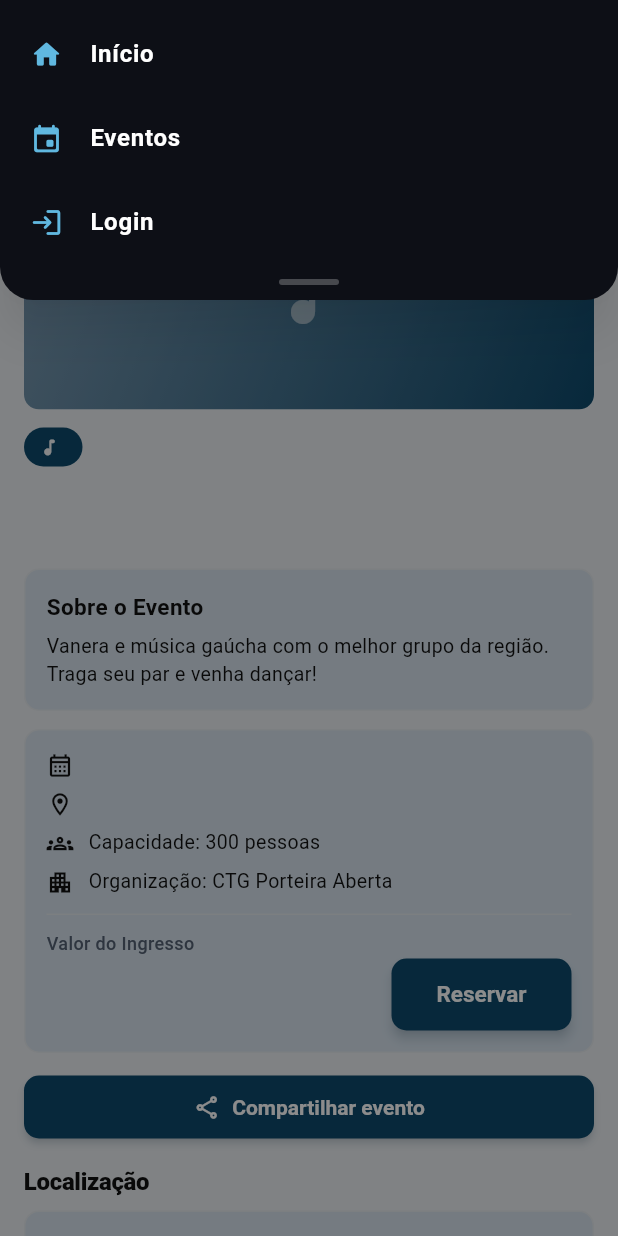
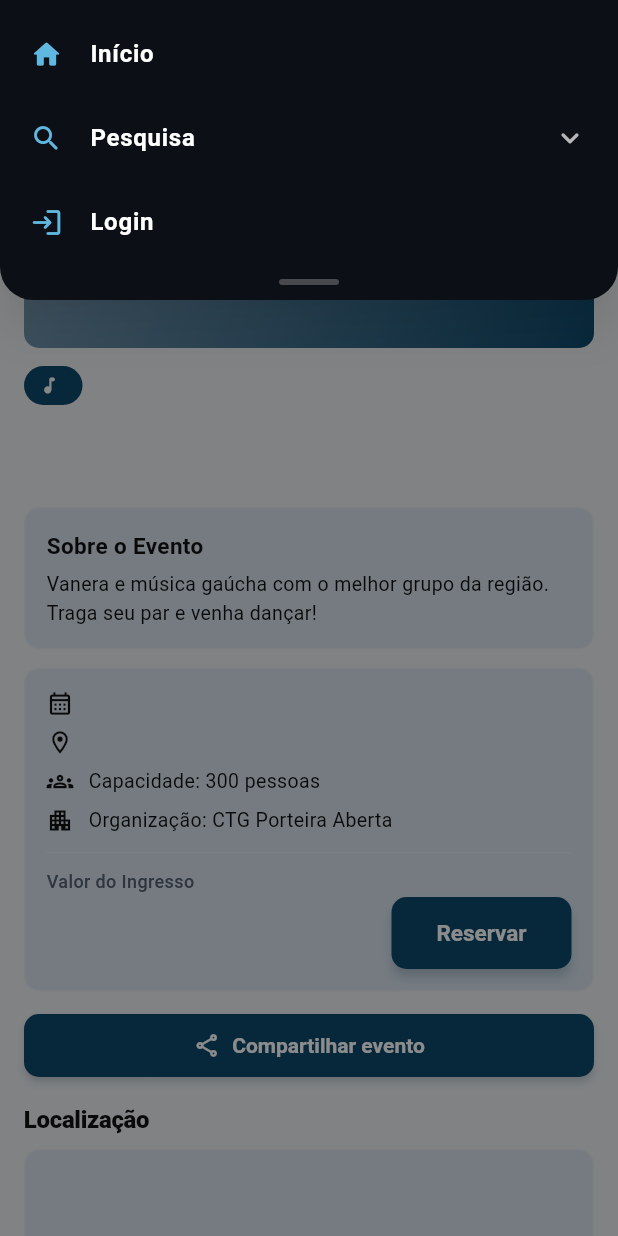
Before and after one commit to JoaoPilger/BaileSul, a Flutter app: the PaginaEvento screen opened directly with empty values, after a tap on the "menu" icon, on a phone screen of 412 x 824 dp. Run offline on Flutter 3.47's test engine with Material 3 defaults, Android fonts, the phone set to English and light mode, and no system bars; our stand-ins replace flutter_map, image_picker, latlong2, shared_preferences; accounts and stored records are empty; network calls fail.

Commit message:
menu ajustado, botoes voltar retirados...

```diff
--- a/mobile/lib/main.dart
+++ b/mobile/lib/main.dart
@@ -9,6 +9,8 @@ import 'paginas/meusEventos_bandas.dart';
 import 'paginas/meusEventos_comunidade.dart';
 import 'paginas/meus_ingressos.dart';
 import 'paginas/pagina_evento.dart';
+import 'paginas/pesquisa_padrao_bandas.dart';
+import 'paginas/pesquisa_padrao_comunidade.dart';
 import 'paginas/pesquisa_padrao_eventos.dart';
 import 'models/tipo_conta.dart';
 import 'navigation/app_navigator.dart';
@@ -39,6 +41,8 @@ class MyApp extends StatelessWidget {
       home: const HomePage(),
       routes: {
         '/pesquisa-eventos': (_) => const PesquisaPadraoEventos(),
+        '/pesquisa-comunidades': (_) => const PesquisaPadraoComunidade(),
+        '/pesquisa-bandas': (_) => const PesquisaPadraoBandas(),
         '/pesquisa-padrao': (_) => const PesquisaPadraoEventos(),
         '/calendario': (_) => const CalendarioPage(),
         '/login': (_) => const LoginScreen(),
--- a/mobile/lib/paginas/calendario.dart
+++ b/mobile/lib/paginas/calendario.dart
@@ -145,10 +145,7 @@ class _CalendarioPageState extends State<CalendarioPage> {
   void _showMenu() {
     MobileAppMenu.show(
       context,
-      entries: MobileAppMenu.entries(
-        context,
-        incluirInicio: true,
-      ),
+      entries: MobileAppMenu.entries(context),
     );
   }
 
--- a/mobile/lib/paginas/pagina_evento.dart
+++ b/mobile/lib/paginas/pagina_evento.dart
@@ -42,7 +42,7 @@ class _PaginaEventoState extends State<PaginaEvento> {
   void _abrirMenu() {
     MobileAppMenu.show(
       context,
-      entries: MobileAppMenu.entries(context, incluirInicio: true),
+      entries: MobileAppMenu.entries(context),
     );
   }
 
@@ -110,8 +110,6 @@ class _EventoConteudo extends StatelessWidget {
     return Column(
       crossAxisAlignment: CrossAxisAlignment.start,
       children: [
-        _BotaoVoltar(onPressed: () => Navigator.maybePop(context)),
-        const SizedBox(height: 12),
         _ImagemEvento(imageUrl: event.imageUrl),
         const SizedBox(height: 12),
         _ChipGenero(label: event.genre),
@@ -288,46 +286,6 @@ class _EventoConteudo extends StatelessWidget {
           ),
         ),
       ],
-    );
-  }
-}
-
-class _BotaoVoltar extends StatelessWidget {
-  const _BotaoVoltar({required this.onPressed});
-
-  final VoidCallback onPressed;
-
-  @override
-  Widget build(BuildContext context) {
-    return Material(
-      color: BaileSulColors.accent,
-      borderRadius: BorderRadius.circular(6),
-      child: InkWell(
-        onTap: onPressed,
-        borderRadius: BorderRadius.circular(6),
-        child: Padding(
-          padding: const EdgeInsets.symmetric(horizontal: 10, vertical: 6),
-          child: Row(
-            mainAxisSize: MainAxisSize.min,
-            children: [
-              Icon(
-                Icons.arrow_back_ios_new_rounded,
-                size: 12,
-                color: Colors.white.withValues(alpha: 0.95),
-              ),
-              const SizedBox(width: 4),
-              Text(
-                'Voltar',
-                style: TextStyle(
-                  color: Colors.white.withValues(alpha: 0.95),
-                  fontSize: 12,
-                  fontWeight: FontWeight.w600,
-                ),
-              ),
-            ],
-          ),
-        ),
-      ),
     );
   }
 }
--- a/mobile/lib/widgets/mobile_app_menu.dart
+++ b/mobile/lib/widgets/mobile_app_menu.dart
@@ -9,14 +9,15 @@ class MobileMenuEntry {
   const MobileMenuEntry({
     required this.icon,
     required this.label,
-    required this.onTap,
+    this.onTap,
+    this.children = const <MobileMenuEntry>[],
   });
 
   final IconData icon;
   final String label;
-  final VoidCallback onTap;
+  final VoidCallback? onTap;
+  final List<MobileMenuEntry> children;
 }
-
 
 abstract final class MobileAppMenu {
   static const bool _devForceShowComunidade = false;
@@ -24,12 +25,10 @@ abstract final class MobileAppMenu {
 
   static List<MobileMenuEntry> entries(
     BuildContext context, {
-    bool incluirInicio = false,
     VoidCallback? onEventos,
   }) {
     final List<MobileMenuEntry> itens = <MobileMenuEntry>[];
 
-    if (incluirInicio) {
     itens.add(
       MobileMenuEntry(
         icon: Icons.home_rounded,
@@ -38,13 +37,29 @@ abstract final class MobileAppMenu {
             Navigator.popUntil(context, (Route<dynamic> route) => route.isFirst),
       ),
     );
-    }
 
     itens.add(
       MobileMenuEntry(
+        icon: Icons.search_rounded,
+        label: 'Pesquisa',
+        children: <MobileMenuEntry>[
+          MobileMenuEntry(
             icon: Icons.event_rounded,
             label: 'Eventos',
-        onTap: onEventos ?? () => Navigator.pushNamed(context, '/pesquisa-eventos'),
+            onTap:
+                onEventos ?? () => Navigator.pushNamed(context, '/pesquisa-eventos'),
+          ),
+          MobileMenuEntry(
+            icon: Icons.groups_rounded,
+            label: 'Comunidades',
+            onTap: () => Navigator.pushNamed(context, '/pesquisa-comunidades'),
+          ),
+          MobileMenuEntry(
+            icon: Icons.music_note_rounded,
+            label: 'Banda',
+            onTap: () => Navigator.pushNamed(context, '/pesquisa-bandas'),
+          ),
+        ],
       ),
     );
 
@@ -61,11 +76,11 @@ abstract final class MobileAppMenu {
             onTap: () => Navigator.pushNamed(context, '/meus-ingressos'),
           ),
         );
-      } else if (tipo == TipoConta.banda) {
+      } else if (tipo == TipoConta.banda || _devForceShowBanda) {
         itens.add(
           MobileMenuEntry(
             icon: Icons.list_alt_rounded,
-            label: 'Meus Eventos — Banda',
+            label: 'Meus Eventos',
             onTap: () => Navigator.pushNamed(context, '/meus-eventos-bandas'),
           ),
         );
@@ -73,8 +88,15 @@ abstract final class MobileAppMenu {
         itens.add(
           MobileMenuEntry(
             icon: Icons.list_alt_rounded,
-            label: 'Meus Eventos — Comunidade (Teste)',
+            label: 'Meus Eventos',
             onTap: () => Navigator.pushNamed(context, '/meus-eventos-comunidade'),
+          ),
+        );
+        itens.add(
+          MobileMenuEntry(
+            icon: Icons.add_box_rounded,
+            label: 'Criar Eventos',
+            onTap: () => Navigator.pushNamed(context, '/criar-evento'),
           ),
         );
       }
@@ -84,14 +106,6 @@ abstract final class MobileAppMenu {
           icon: Icons.settings_outlined,
           label: 'Configurações',
           onTap: () => Navigator.pushNamed(context, '/configuracoes'),
-        ),
-      );
-
-      itens.add(
-        MobileMenuEntry(
-          icon: Icons.add_box_rounded,
-          label: 'Criar/Editar Evento',
-          onTap: () => Navigator.pushNamed(context, '/criar-evento'),
         ),
       );
 
@@ -117,7 +131,7 @@ abstract final class MobileAppMenu {
         itens.add(
           MobileMenuEntry(
             icon: Icons.list_alt_rounded,
-            label: 'Meus Eventos — Banda (Teste)',
+            label: 'Meus Eventos - Banda (Teste)',
             onTap: () => Navigator.pushNamed(context, '/meus-eventos-bandas'),
           ),
         );
@@ -127,7 +141,7 @@ abstract final class MobileAppMenu {
         itens.add(
           MobileMenuEntry(
             icon: Icons.list_alt_rounded,
-            label: 'Meus Eventos — Comunidade (Teste)',
+            label: 'Meus Eventos - Comunidade (Teste)',
             onTap: () => Navigator.pushNamed(context, '/meus-eventos-comunidade'),
           ),
         );
@@ -164,7 +178,10 @@ abstract final class MobileAppMenu {
       transitionDuration: const Duration(milliseconds: 220),
       pageBuilder: (BuildContext overlayContext, _, _) {
         final double largura = MediaQuery.sizeOf(overlayContext).width;
+        final Set<MobileMenuEntry> expandedEntries = <MobileMenuEntry>{};
 
+        return StatefulBuilder(
+          builder: (BuildContext context, StateSetter setState) {
             return Align(
               alignment: Alignment.topCenter,
               child: SizedBox(
@@ -184,15 +201,40 @@ abstract final class MobileAppMenu {
                       crossAxisAlignment: CrossAxisAlignment.stretch,
                       children: [
                         const SizedBox(height: 8),
-                  for (final MobileMenuEntry entry in entries)
+                        for (final MobileMenuEntry entry in entries) ...[
                           _MobileMenuTile(
                             icon: entry.icon,
                             label: entry.label,
+                            expanded: expandedEntries.contains(entry),
+                            hasChildren: entry.children.isNotEmpty,
+                            onTap: () {
+                              if (entry.children.isNotEmpty) {
+                                setState(() {
+                                  if (expandedEntries.contains(entry)) {
+                                    expandedEntries.remove(entry);
+                                  } else {
+                                    expandedEntries.add(entry);
+                                  }
+                                });
+                                return;
+                              }
+
+                              Navigator.of(overlayContext).pop();
+                              entry.onTap?.call();
+                            },
+                          ),
+                          if (expandedEntries.contains(entry))
+                            for (final MobileMenuEntry child in entry.children)
+                              _MobileMenuTile(
+                                icon: child.icon,
+                                label: child.label,
+                                isChild: true,
                                 onTap: () {
                                   Navigator.of(overlayContext).pop();
-                        entry.onTap();
+                                  child.onTap?.call();
                                 },
                               ),
+                        ],
                         const SizedBox(height: 10),
                         Center(
                           child: Container(
@@ -210,6 +252,8 @@ abstract final class MobileAppMenu {
                   ),
                 ),
               ),
+            );
+          },
         );
       },
       transitionBuilder: (
@@ -236,16 +280,26 @@ class _MobileMenuTile extends StatelessWidget {
     required this.icon,
     required this.label,
     required this.onTap,
+    this.expanded = false,
+    this.hasChildren = false,
+    this.isChild = false,
   });
 
   final IconData icon;
   final String label;
   final VoidCallback onTap;
+  final bool expanded;
+  final bool hasChildren;
+  final bool isChild;
 
   @override
   Widget build(BuildContext context) {
     return ListTile(
-      leading: Icon(icon, color: BaileSulColors.accentLight, size: 22),
+      leading: Icon(
+        icon,
+        color: BaileSulColors.accentLight,
+        size: isChild ? 20 : 22,
+      ),
       title: Text(
         label,
         style: const TextStyle(
@@ -254,10 +308,21 @@ class _MobileMenuTile extends StatelessWidget {
           fontSize: 16,
         ),
       ),
+      trailing: hasChildren
+          ? Icon(
+              expanded
+                  ? Icons.keyboard_arrow_up_rounded
+                  : Icons.keyboard_arrow_down_rounded,
+              color: Colors.white70,
+            )
+          : null,
       onTap: onTap,
       minLeadingWidth: 26,
       visualDensity: const VisualDensity(horizontal: -1, vertical: -1),
-      contentPadding: const EdgeInsets.symmetric(horizontal: 20, vertical: 2),
+      contentPadding: EdgeInsets.symmetric(
+        horizontal: isChild ? 36 : 20,
+        vertical: 2,
+      ),
       shape: RoundedRectangleBorder(borderRadius: BorderRadius.circular(12)),
     );
   }
```
Also changed, not shown: mobile/lib/paginas/pesquisa_padrao_bandas.dart (+58 -0 lines), mobile/lib/paginas/pesquisa_padrao_comunidade.dart (+58 -0 lines), mobile/lib/paginas/pesquisa_padrao_eventos.dart (+1 -41 lines), 1 other file. Lines whose indentation alone changed are shown as unchanged.
